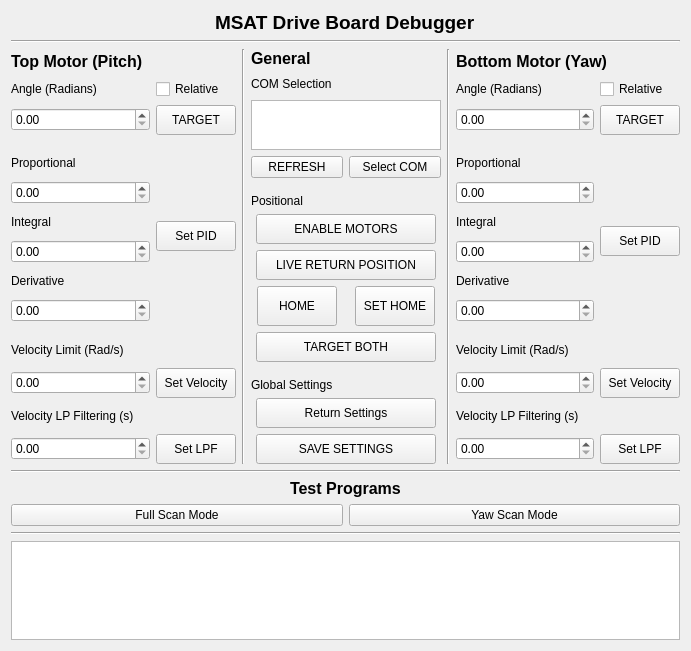
Qt form embedded/gimbal-control/UI/driveBoardDebug.ui (IsaacShaker/Edge-AI-Multi-Sport-Tracker) before a commit.
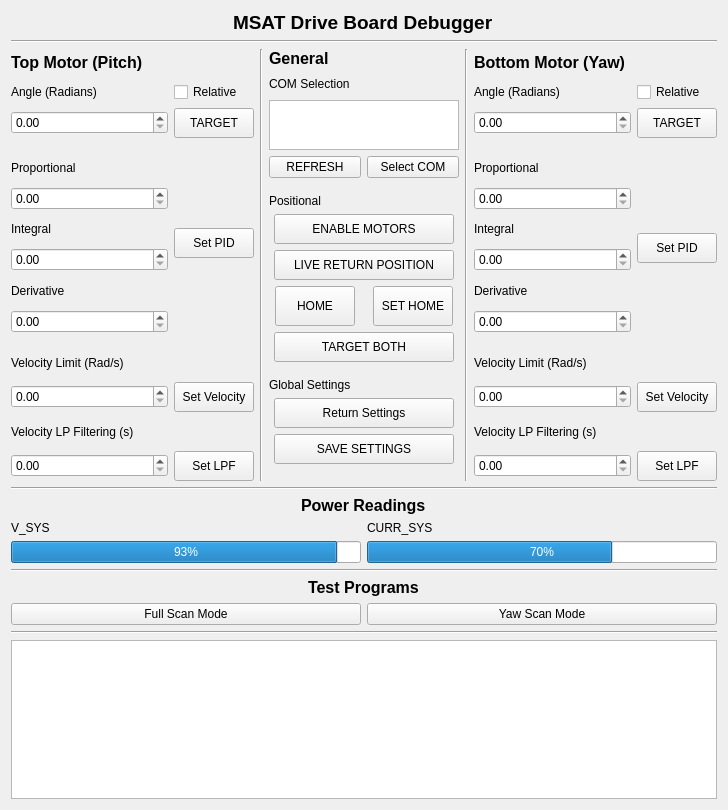
The same form after that commit.

What changed in the file:
```diff
--- a/embedded/gimbal-control/UI/driveBoardDebug.ui
+++ b/embedded/gimbal-control/UI/driveBoardDebug.ui
@@ -6,15 +6,82 @@
    <rect>
     <x>0</x>
     <y>0</y>
-    <width>691</width>
-    <height>651</height>
+    <width>728</width>
+    <height>810</height>
    </rect>
   </property>
   <property name="windowTitle">
    <string>Form</string>
   </property>
   <layout class="QGridLayout" name="gridLayout_2">
-   <item row="8" column="0" colspan="2">
+   <item row="13" column="0" colspan="2">
+    <widget class="Line" name="line_3">
+     <property name="orientation">
+      <enum>Qt::Horizontal</enum>
+     </property>
+    </widget>
+   </item>
+   <item row="12" column="0" colspan="2">
+    <layout class="QGridLayout" name="gridLayout_5">
+     <item row="0" column="1">
+      <widget class="QPushButton" name="testYawScan">
+       <property name="text">
+        <string>Yaw Scan Mode</string>
+       </property>
+      </widget>
+     </item>
+     <item row="0" column="0">
+      <widget class="QPushButton" name="testScanMode">
+       <property name="text">
+        <string>Full Scan Mode</string>
+       </property>
+      </widget>
+     </item>
+    </layout>
+   </item>
+   <item row="11" column="0" colspan="2" alignment="Qt::AlignHCenter">
+    <widget class="QLabel" name="label_20">
+     <property name="font">
+      <font>
+       <pointsize>12</pointsize>
+       <weight>75</weight>
+       <bold>true</bold>
+      </font>
+     </property>
+     <property name="text">
+      <string>Test Programs</string>
+     </property>
+    </widget>
+   </item>
+   <item row="10" column="0" colspan="2">
+    <widget class="Line" name="line_5">
+     <property name="orientation">
+      <enum>Qt::Horizontal</enum>
+     </property>
+    </widget>
+   </item>
+   <item row="5" column="0" colspan="2" alignment="Qt::AlignHCenter">
+    <widget class="QLabel" name="label_21">
+     <property name="font">
+      <font>
+       <pointsize>12</pointsize>
+       <weight>75</weight>
+       <bold>true</bold>
+      </font>
+     </property>
+     <property name="text">
+      <string>Power Readings</string>
+     </property>
+    </widget>
+   </item>
+   <item row="6" column="0">
+    <widget class="QLabel" name="label_22">
+     <property name="text">
+      <string>V_SYS</string>
+     </property>
+    </widget>
+   </item>
+   <item row="14" column="0" colspan="2">
     <widget class="QTextBrowser" name="terminalOutput"/>
    </item>
    <item row="2" column="0" colspan="2">
@@ -788,47 +855,35 @@
      </property>
     </widget>
    </item>
-   <item row="6" column="0" colspan="2">
-    <layout class="QGridLayout" name="gridLayout_5">
-     <item row="0" column="1">
-      <widget class="QPushButton" name="testYawScan">
-       <property name="text">
-        <string>Yaw Scan Mode</string>
-       </property>
-      </widget>
-     </item>
-     <item row="0" column="0">
-      <widget class="QPushButton" name="testScanMode">
-       <property name="text">
-        <string>Full Scan Mode</string>
-       </property>
-      </widget>
-     </item>
-    </layout>
+   <item row="7" column="0">
+    <widget class="QProgressBar" name="BAR_VOLT_SYS">
+     <property name="maximum">
+      <number>15</number>
+     </property>
+     <property name="value">
+      <number>14</number>
+     </property>
+    </widget>
+   </item>
+   <item row="6" column="1">
+    <widget class="QLabel" name="label_23">
+     <property name="text">
+      <string>CURR_SYS</string>
+     </property>
+    </widget>
+   </item>
+   <item row="7" column="1">
+    <widget class="QProgressBar" name="BAR_CURR_SYS">
+     <property name="maximum">
+      <number>10</number>
+     </property>
+     <property name="value">
+      <number>7</number>
+     </property>
+    </widget>
    </item>
    <item row="4" column="0" colspan="2">
-    <widget class="Line" name="line_5">
-     <property name="orientation">
-      <enum>Qt::Horizontal</enum>
-     </property>
-    </widget>
-   </item>
-   <item row="5" column="0" colspan="2" alignment="Qt::AlignHCenter">
-    <widget class="QLabel" name="label_20">
-     <property name="font">
-      <font>
-       <pointsize>12</pointsize>
-       <weight>75</weight>
-       <bold>true</bold>
-      </font>
-     </property>
-     <property name="text">
-      <string>Test Programs</string>
-     </property>
-    </widget>
-   </item>
-   <item row="7" column="0" colspan="2">
-    <widget class="Line" name="line_3">
+    <widget class="Line" name="line_6">
      <property name="orientation">
       <enum>Qt::Horizontal</enum>
      </property>
```
